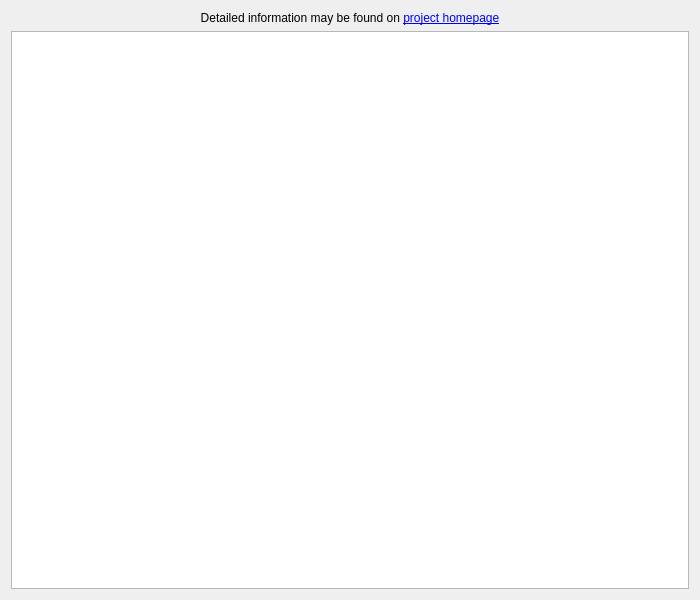
Before: the Qt Designer form sources/awesome-widget/widget.ui in arcan1s/awesome-widgets, drawn with Qt 5.
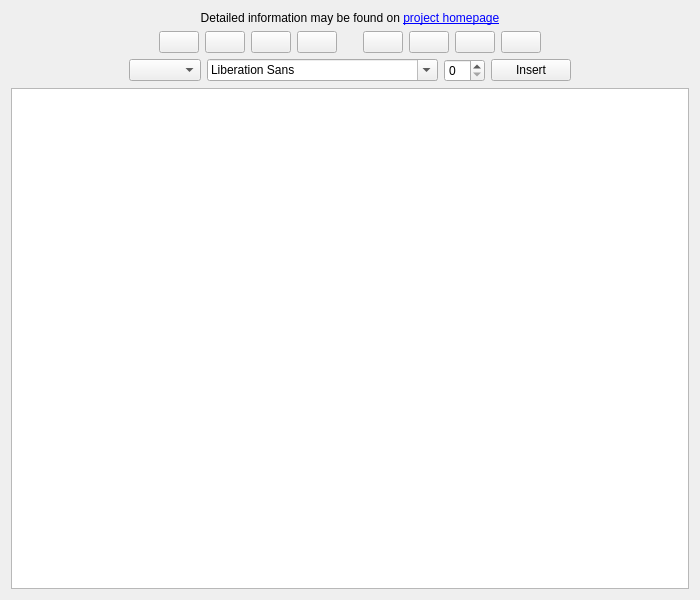
After: the same form once the commit is applied. Icons and pictures are not drawn. Custom widgets are drawn as their Qt base class.

What changed in the file:
```diff
--- a/sources/awesome-widget/widget.ui
+++ b/sources/awesome-widget/widget.ui
@@ -45,6 +45,179 @@
      </property>
     </widget>
    </item>
+   <item>
+    <layout class="QHBoxLayout" name="layput_mainFormating">
+     <item>
+      <spacer name="spacer_mainFormatingLeft">
+       <property name="orientation">
+        <enum>Qt::Horizontal</enum>
+       </property>
+       <property name="sizeHint" stdset="0">
+        <size>
+         <width>40</width>
+         <height>20</height>
+        </size>
+       </property>
+      </spacer>
+     </item>
+     <item>
+      <widget class="QPushButton" name="pushButton_bold">
+       <property name="icon">
+        <iconset theme="format-text-bold">
+         <normaloff/>
+        </iconset>
+       </property>
+       <property name="shortcut">
+        <string>Ctrl+B</string>
+       </property>
+      </widget>
+     </item>
+     <item>
+      <widget class="QPushButton" name="pushButton_italic">
+       <property name="icon">
+        <iconset theme="format-text-italic">
+         <normaloff/>
+        </iconset>
+       </property>
+       <property name="shortcut">
+        <string>Ctrl+I, Return</string>
+       </property>
+      </widget>
+     </item>
+     <item>
+      <widget class="QPushButton" name="pushButton_underline">
+       <property name="icon">
+        <iconset theme="format-text-underline">
+         <normaloff/>
+        </iconset>
+       </property>
+       <property name="shortcut">
+        <string>Ctrl+U</string>
+       </property>
+      </widget>
+     </item>
+     <item>
+      <widget class="QPushButton" name="pushButton_strike">
+       <property name="icon">
+        <iconset theme="format-text-strikethrough">
+         <normaloff/>
+        </iconset>
+       </property>
+      </widget>
+     </item>
+     <item>
+      <spacer name="spacer_mainFormatingCenter">
+       <property name="orientation">
+        <enum>Qt::Horizontal</enum>
+       </property>
+       <property name="sizeType">
+        <enum>QSizePolicy::Fixed</enum>
+       </property>
+       <property name="sizeHint" stdset="0">
+        <size>
+         <width>20</width>
+         <height>20</height>
+        </size>
+       </property>
+      </spacer>
+     </item>
+     <item>
+      <widget class="QPushButton" name="pushButton_left">
+       <property name="icon">
+        <iconset theme="format-justify-left">
+         <normaloff/>
+        </iconset>
+       </property>
+      </widget>
+     </item>
+     <item>
+      <widget class="QPushButton" name="pushButton_center">
+       <property name="icon">
+        <iconset theme="format-justify-center">
+         <normaloff/>
+        </iconset>
+       </property>
+      </widget>
+     </item>
+     <item>
+      <widget class="QPushButton" name="pushButton_right">
+       <property name="icon">
+        <iconset theme="format-justify-right">
+         <normaloff/>
+        </iconset>
+       </property>
+      </widget>
+     </item>
+     <item>
+      <widget class="QPushButton" name="pushButton_fill">
+       <property name="icon">
+        <iconset theme="format-justify-fill">
+         <normaloff/>
+        </iconset>
+       </property>
+      </widget>
+     </item>
+     <item>
+      <spacer name="spacer_mainFormatingRight">
+       <property name="orientation">
+        <enum>Qt::Horizontal</enum>
+       </property>
+       <property name="sizeHint" stdset="0">
+        <size>
+         <width>40</width>
+         <height>20</height>
+        </size>
+       </property>
+      </spacer>
+     </item>
+    </layout>
+   </item>
+   <item>
+    <layout class="QHBoxLayout" name="layout_font">
+     <item>
+      <spacer name="spacer_fontLeft">
+       <property name="orientation">
+        <enum>Qt::Horizontal</enum>
+       </property>
+       <property name="sizeHint" stdset="0">
+        <size>
+         <width>40</width>
+         <height>20</height>
+        </size>
+       </property>
+      </spacer>
+     </item>
+     <item>
+      <widget class="KColorCombo" name="kcolorcombo"/>
+     </item>
+     <item>
+      <widget class="QFontComboBox" name="fontComboBox"/>
+     </item>
+     <item>
+      <widget class="QSpinBox" name="spinBox"/>
+     </item>
+     <item>
+      <widget class="QPushButton" name="pushButton_applyFont">
+       <property name="text">
+        <string>Insert</string>
+       </property>
+      </widget>
+     </item>
+     <item>
+      <spacer name="spacer_fontRight">
+       <property name="orientation">
+        <enum>Qt::Horizontal</enum>
+       </property>
+       <property name="sizeHint" stdset="0">
+        <size>
+         <width>40</width>
+         <height>20</height>
+        </size>
+       </property>
+      </spacer>
+     </item>
+    </layout>
+   </item>
    <item>
     <widget class="QTextEdit" name="textEdit_elements">
      <property name="lineWrapMode">
@@ -57,6 +230,13 @@
    </item>
   </layout>
  </widget>
+ <customwidgets>
+  <customwidget>
+   <class>KColorCombo</class>
+   <extends>QComboBox</extends>
+   <header>kcolorcombo.h</header>
+  </customwidget>
+ </customwidgets>
  <resources/>
  <connections/>
 </ui>
```
